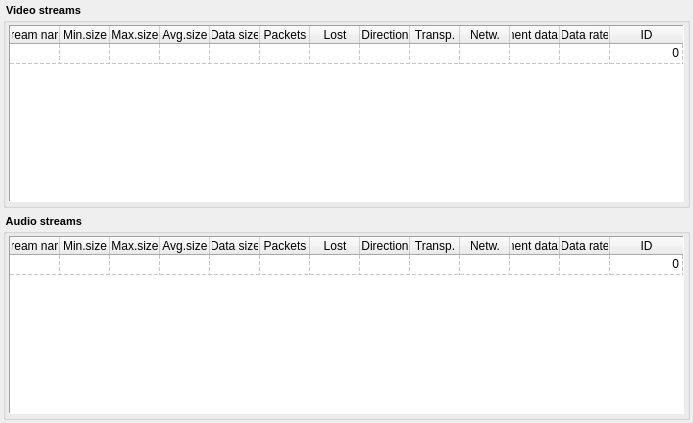
The window that Homer/forms/Widgets/OverviewDataStreamsWidget.ui (Homer-Conferencing/Homer-Conferencing) describes before a commit, drawn with Qt 5.
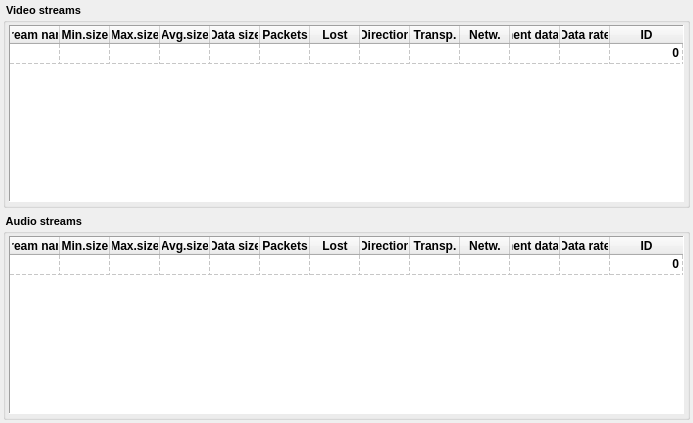
The same window after the commit.

What changed in the file:
```diff
--- a/Homer/forms/Widgets/OverviewDataStreamsWidget.ui
+++ b/Homer/forms/Widgets/OverviewDataStreamsWidget.ui
@@ -63,8 +63,6 @@
          <property name="font">
           <font>
            <pointsize>9</pointsize>
-           <weight>50</weight>
-           <bold>false</bold>
           </font>
          </property>
          <property name="contextMenuPolicy">
@@ -289,8 +287,6 @@
          <property name="font">
           <font>
            <pointsize>9</pointsize>
-           <weight>50</weight>
-           <bold>false</bold>
           </font>
          </property>
          <property name="contextMenuPolicy">
```
